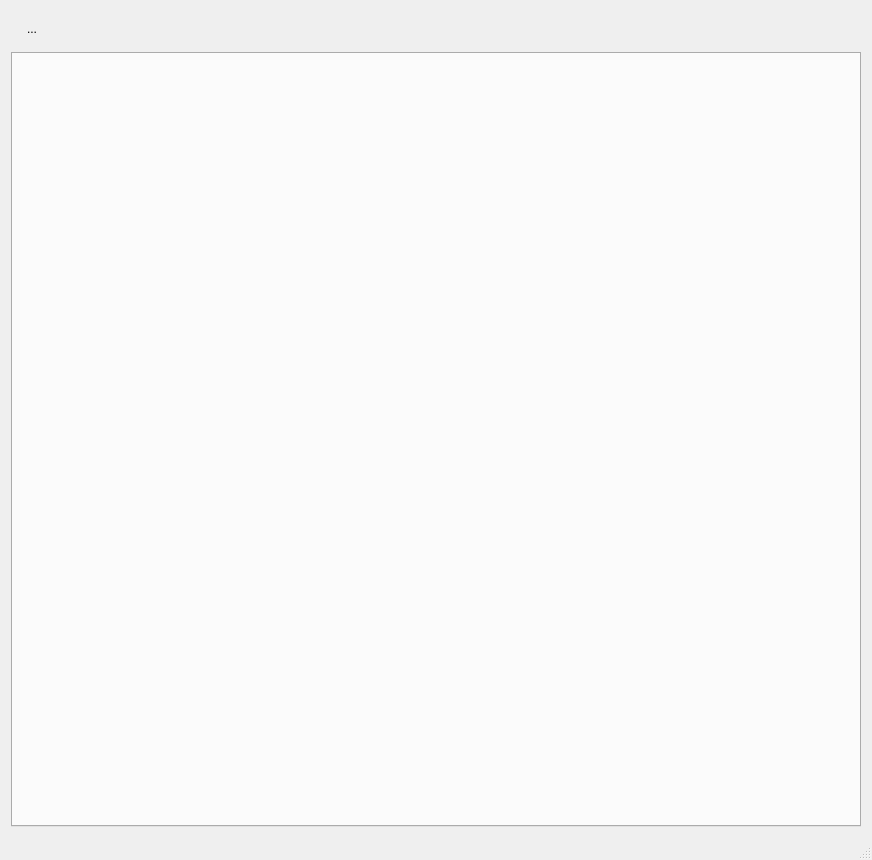
Qt form gui/tpcc.ui (ess-dmsc/events-nmx-classify) before a commit.
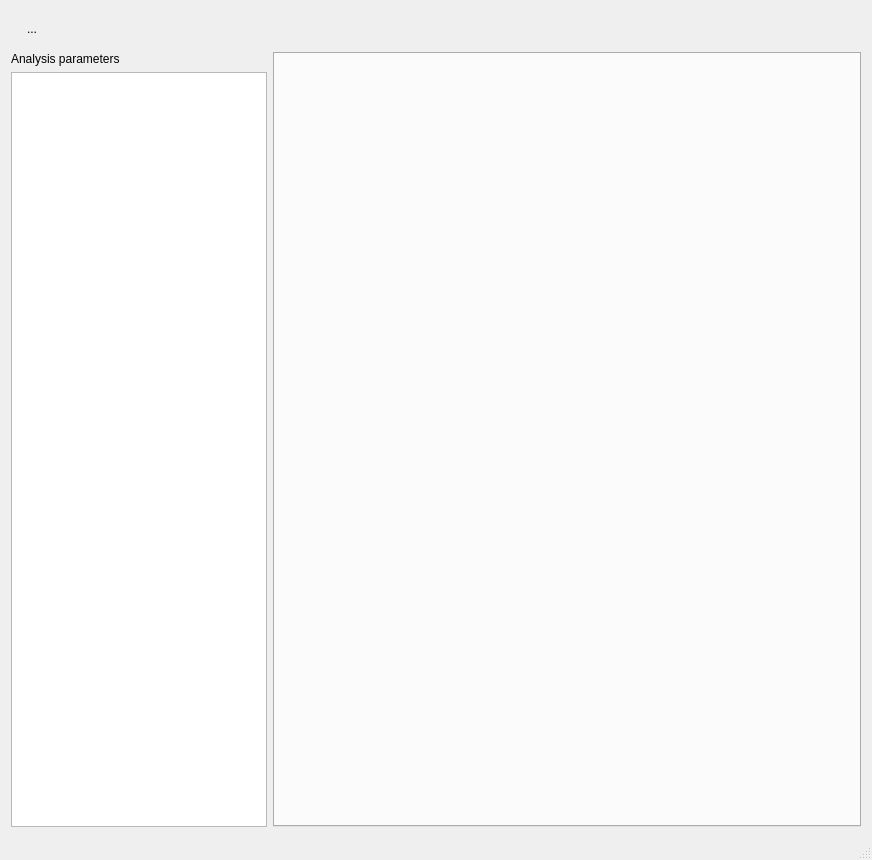
The same form after that commit. Icons and pictures are not drawn.

What changed in the file:
```diff
--- a/gui/tpcc.ui
+++ b/gui/tpcc.ui
@@ -28,6 +28,59 @@
   </property>
   <widget class="QWidget" name="centralWidget">
    <layout class="QGridLayout" name="gridLayout">
+    <item row="1" column="0">
+     <layout class="QHBoxLayout" name="horizontalLayout_2">
+      <item>
+       <layout class="QVBoxLayout" name="verticalLayout">
+        <property name="sizeConstraint">
+         <enum>QLayout::SetMaximumSize</enum>
+        </property>
+        <item>
+         <widget class="QLabel" name="label_2">
+          <property name="sizePolicy">
+           <sizepolicy hsizetype="Maximum" vsizetype="Preferred">
+            <horstretch>0</horstretch>
+            <verstretch>0</verstretch>
+           </sizepolicy>
+          </property>
+          <property name="text">
+           <string>Analysis parameters</string>
+          </property>
+         </widget>
+        </item>
+        <item>
+         <widget class="QTableWidget" name="tableParams">
+          <property name="sizePolicy">
+           <sizepolicy hsizetype="Maximum" vsizetype="Expanding">
+            <horstretch>0</horstretch>
+            <verstretch>0</verstretch>
+           </sizepolicy>
+          </property>
+          <property name="maximumSize">
+           <size>
+            <width>300</width>
+            <height>16777215</height>
+           </size>
+          </property>
+         </widget>
+        </item>
+       </layout>
+      </item>
+      <item>
+       <widget class="QTabWidget" name="tabWidget">
+        <property name="sizePolicy">
+         <sizepolicy hsizetype="MinimumExpanding" vsizetype="Expanding">
+          <horstretch>0</horstretch>
+          <verstretch>0</verstretch>
+         </sizepolicy>
+        </property>
+        <property name="currentIndex">
+         <number>-1</number>
+        </property>
+       </widget>
+      </item>
+     </layout>
+    </item>
     <item row="0" column="0">
      <layout class="QHBoxLayout" name="horizontalLayout">
       <item>
@@ -108,13 +161,6 @@
       </item>
      </layout>
     </item>
-    <item row="1" column="0">
-     <widget class="QTabWidget" name="tabWidget">
-      <property name="currentIndex">
-       <number>-1</number>
-      </property>
-     </widget>
-    </item>
    </layout>
   </widget>
   <widget class="QStatusBar" name="statusBar"/>
```
Left out of the diff: 2 changed lines with no effect on the pictures.
